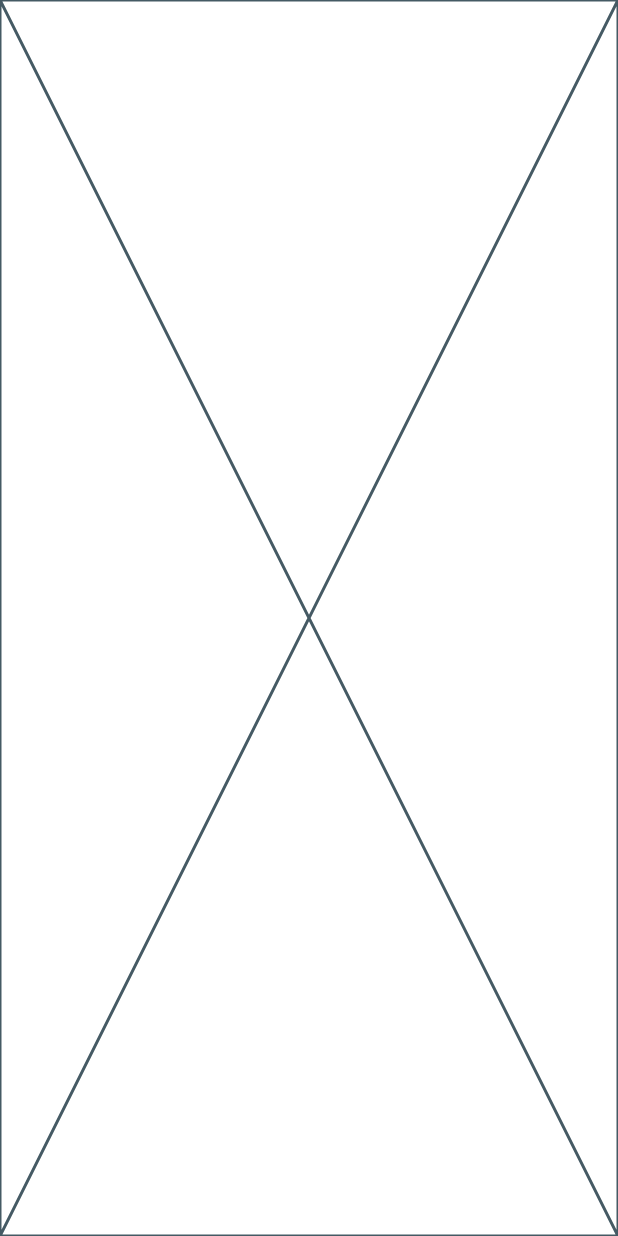
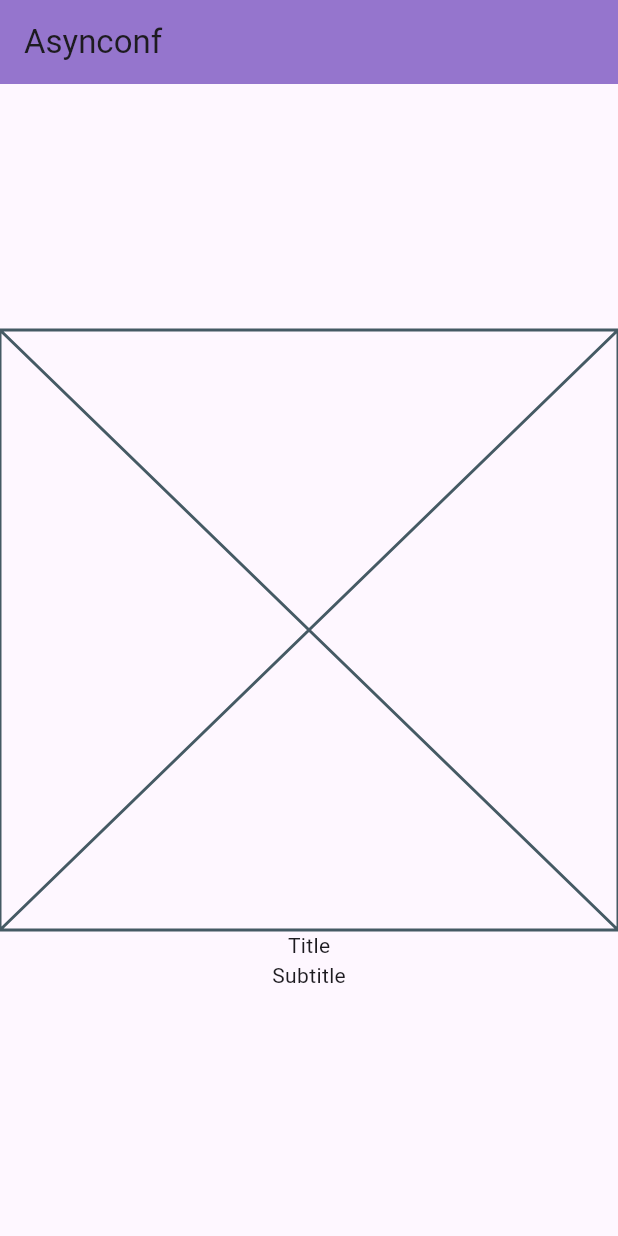
Before and after one commit to ZillowwCode/flutter_graven, a Flutter app: the screen it shows after launch, on a phone screen of 412 x 824 dp. Run offline on Flutter 3.47's test engine with Material 3 defaults, Android fonts, the phone set to English and light mode, and no system bars.

Commit message:
feat(home-page): init

```diff
--- a/lib/main.dart
+++ b/lib/main.dart
@@ -9,6 +9,24 @@ class AsynconfApp extends StatelessWidget {
 
   @override
   Widget build(BuildContext context) {
-    return const Placeholder();
+    return MaterialApp(
+      debugShowCheckedModeBanner: false,
+      home: Scaffold(
+        appBar: AppBar(
+          title: const Text("Asynconf"),
+          backgroundColor: Colors.deepPurple[300],
+        ),
+        body: const Center(
+          child: Column(
+            mainAxisAlignment: MainAxisAlignment.center,
+            children: <Widget>[
+              Placeholder(),
+              Text("Title"),
+              Text("Subtitle"),
+            ],
+          ),
+        ),
+      )
+    );
   }
 }
```
